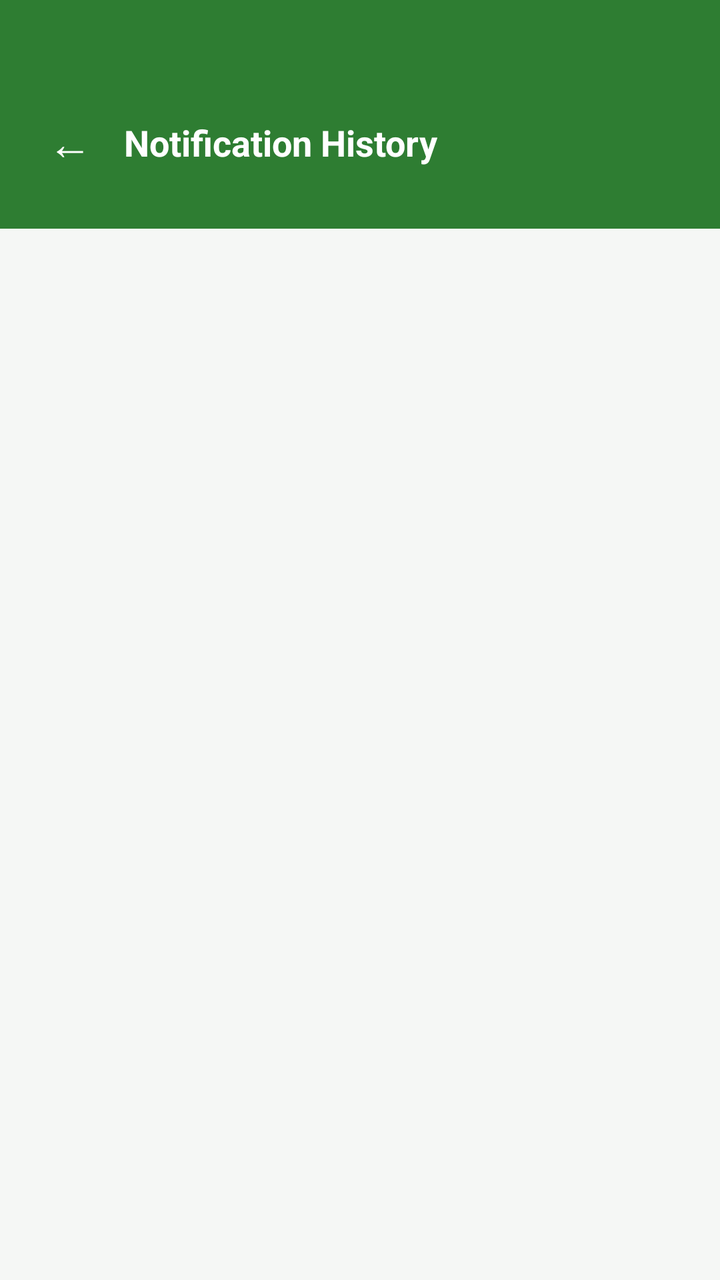
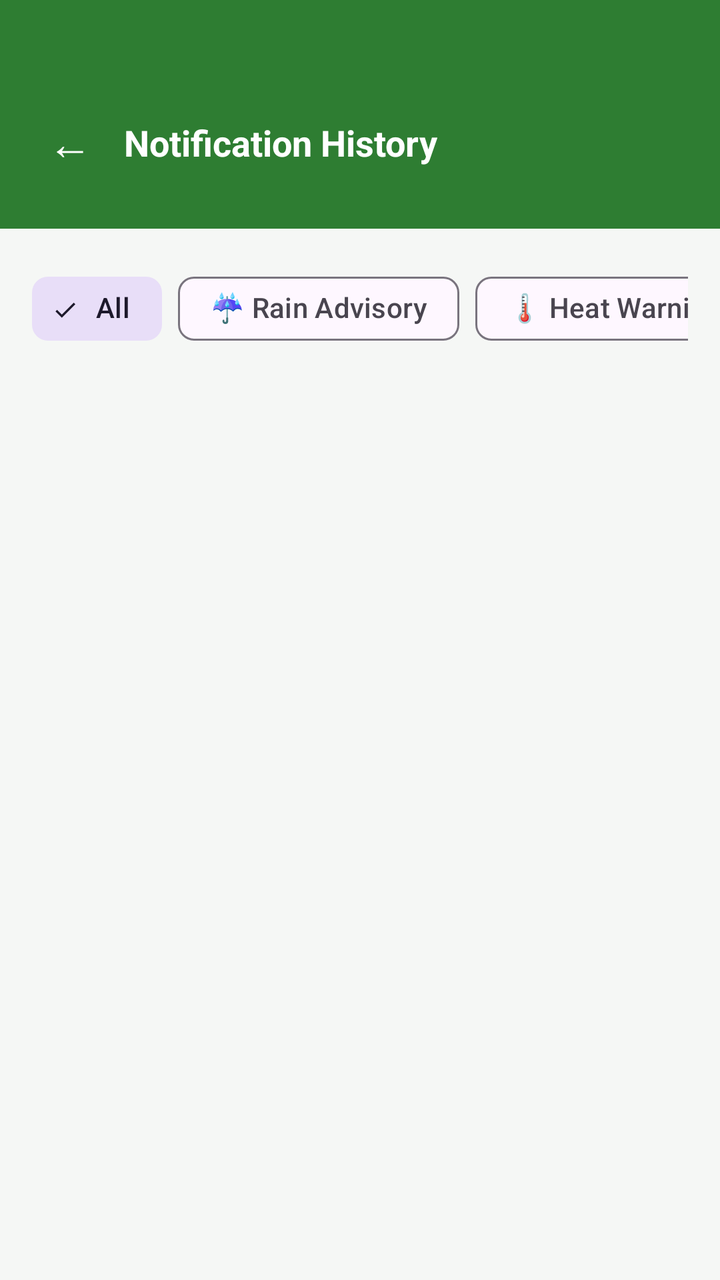

Compare the two renders of this Android layout. The source of the first and the diff that turns it into the second are given below.
<!-- AndroidManifest.xml: application theme Theme.Vinland -->
<!-- res/layout/activity_notification_history.xml -->
<?xml version="1.0" encoding="utf-8"?>
<androidx.core.widget.NestedScrollView xmlns:android="http://schemas.android.com/apk/res/android"
    android:layout_width="match_parent"
    android:layout_height="match_parent"
    android:background="#F5F7F5"
    android:clipToPadding="false"
    android:fillViewport="true">

    <LinearLayout
        android:layout_width="match_parent"
        android:layout_height="wrap_content"
        android:orientation="vertical">

        
        <LinearLayout
            android:layout_width="match_parent"
            android:layout_height="wrap_content"
            android:orientation="horizontal"
            android:gravity="center_vertical"
            android:background="#2E7D32"
            android:paddingTop="48dp"
            android:paddingBottom="20dp"
            android:paddingHorizontal="16dp">

            <TextView
                android:id="@+id/tvBack"
                android:layout_width="wrap_content"
                android:layout_height="wrap_content"
                android:text="←"
                android:textSize="22sp"
                android:textColor="#FFFFFF"
                android:padding="8dp" />

            <TextView
                android:layout_width="wrap_content"
                android:layout_height="wrap_content"
                android:layout_marginStart="8dp"
                android:text="Notification History"
                android:textSize="18sp"
                android:textStyle="bold"
                android:textColor="#FFFFFF" />
        </LinearLayout>

        <LinearLayout
            android:layout_width="match_parent"
            android:layout_height="wrap_content"
            android:orientation="vertical"
            android:paddingHorizontal="16dp"
            android:paddingTop="16dp"
            android:paddingBottom="40dp">

            <ProgressBar
                android:id="@+id/progressBar"
                android:layout_width="wrap_content"
                android:layout_height="wrap_content"
                android:layout_gravity="center"
                android:layout_marginTop="20dp"
                android:visibility="gone" />

            <TextView
                android:id="@+id/tvEmptyState"
                android:layout_width="match_parent"
                android:layout_height="wrap_content"
                android:layout_marginTop="40dp"
                android:gravity="center"
                android:text="No notification history yet.\nWeather and crop alerts will appear here."
                android:textColor="#9E9E9E"
                android:textSize="14sp"
                android:visibility="gone" />

            <LinearLayout
                android:id="@+id/layoutNotificationList"
                android:layout_width="match_parent"
                android:layout_height="wrap_content"
                android:orientation="vertical" />

        </LinearLayout>
    </LinearLayout>
</androidx.core.widget.NestedScrollView>
<!-- resources referenced by this layout -->
<resources>
  <style name="Theme.Vinland" parent="Base.Theme.Vinland" />
  <style name="Base.Theme.Vinland" parent="Theme.Material3.DayNight.NoActionBar">
          
          
      </style>
</resources>

<!-- the commit's change to res/layout/activity_notification_history.xml (unified diff, before → after) -->
@@ -1,5 +1,6 @@
 <?xml version="1.0" encoding="utf-8"?>
 <androidx.core.widget.NestedScrollView xmlns:android="http://schemas.android.com/apk/res/android"
+    xmlns:app="http://schemas.android.com/apk/res-auto"
     android:layout_width="match_parent"
     android:layout_height="match_parent"
     android:background="#F5F7F5"
@@ -49,6 +50,61 @@
             android:paddingTop="16dp"
             android:paddingBottom="40dp">
 
+            
+            <HorizontalScrollView
+                android:layout_width="match_parent"
+                android:layout_height="wrap_content"
+                android:scrollbars="none"
+                android:overScrollMode="never"
+                android:layout_marginBottom="12dp">
+
+                <com.google.android.material.chip.ChipGroup
+                    android:id="@+id/chipGroupCategory"
+                    android:layout_width="wrap_content"
+                    android:layout_height="wrap_content"
+                    app:singleSelection="true"
+                    app:selectionRequired="true"
+                    app:checkedChip="@+id/chipAll">
+
+                    <com.google.android.material.chip.Chip
+                        android:id="@+id/chipAll"
+                        style="@style/Widget.Material3.Chip.Filter"
+                        android:layout_width="wrap_content"
+                        android:layout_height="wrap_content"
+                        android:text="All"
+                        android:checked="true" />
+
+                    <com.google.android.material.chip.Chip
+                        android:id="@+id/chipRain"
+                        style="@style/Widget.Material3.Chip.Filter"
+                        android:layout_width="wrap_content"
+                        android:layout_height="wrap_content"
+                        android:text="☔ Rain Advisory" />
+
+                    <com.google.android.material.chip.Chip
+                        android:id="@+id/chipHeat"
+                        style="@style/Widget.Material3.Chip.Filter"
+                        android:layout_width="wrap_content"
+                        android:layout_height="wrap_content"
+                        android:text="🌡️ Heat Warning" />
+
+                    <com.google.android.material.chip.Chip
+                        android:id="@+id/chipHumidity"
+                        style="@style/Widget.Material3.Chip.Filter"
+                        android:layout_width="wrap_content"
+                        android:layout_height="wrap_content"
+                        android:text="🌿 Humidity Alert" />
+
+                    <com.google.android.material.chip.Chip
+                        android:id="@+id/chipGeneral"
+                        style="@style/Widget.Material3.Chip.Filter"
+                        android:layout_width="wrap_content"
+                        android:layout_height="wrap_content"
+                        android:text="🔔 General" />
+
+                </com.google.android.material.chip.ChipGroup>
+            </HorizontalScrollView>
+
             <ProgressBar
                 android:id="@+id/progressBar"
                 android:layout_width="wrap_content"
@@ -63,7 +119,7 @@
                 android:layout_height="wrap_content"
                 android:layout_marginTop="40dp"
                 android:gravity="center"
-                android:text="No notification history yet.\nWeather and crop alerts will appear here."
+                android:text="No notification history found for this category."
                 android:textColor="#9E9E9E"
                 android:textSize="14sp"
                 android:visibility="gone" />
